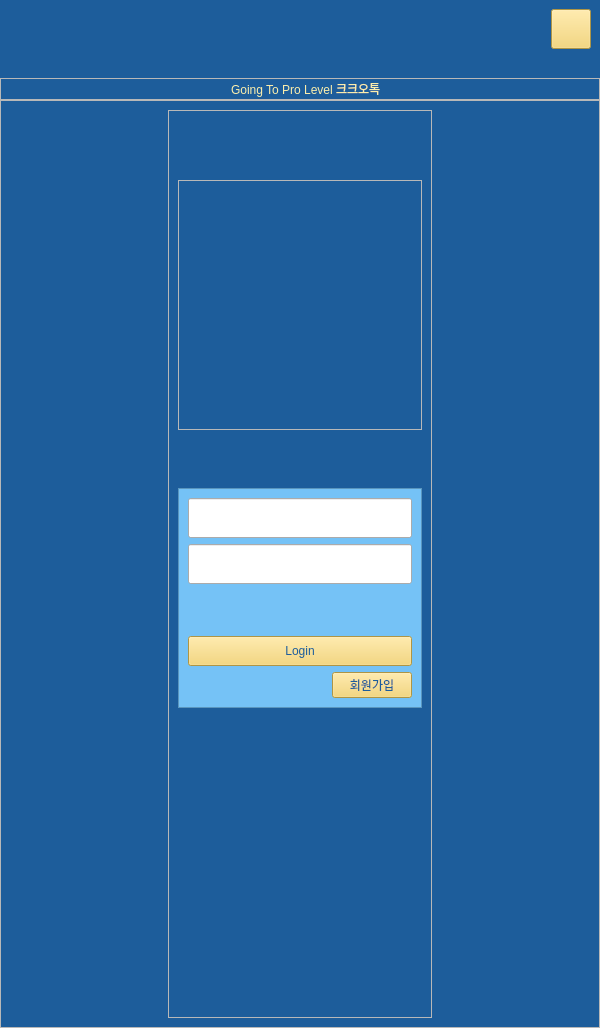
First picture: the form in Code/front/ui/page_login_ui.ui, repository lee991229/KKOTalk, before the edit.
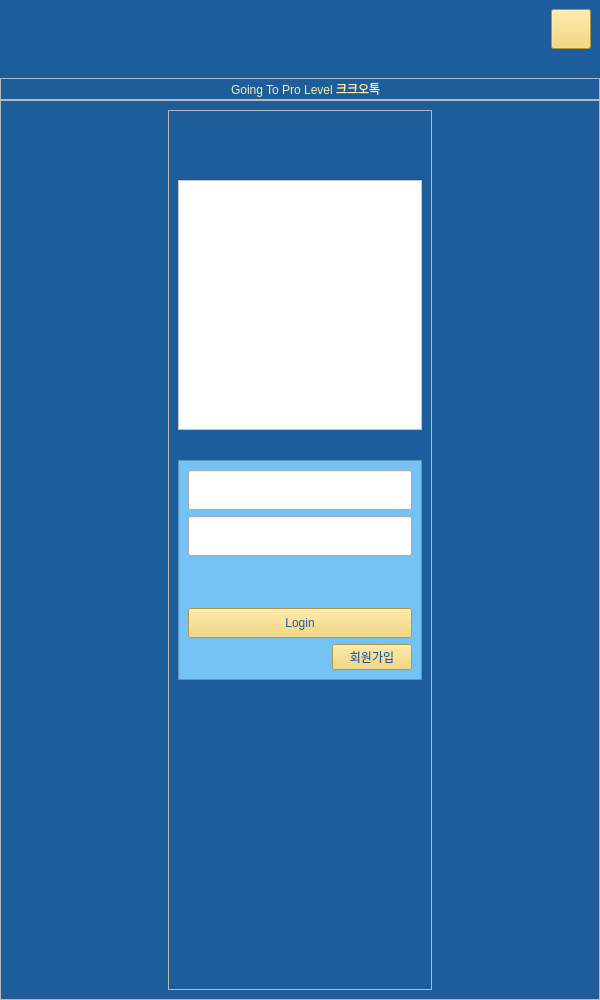
Second picture: the form after the edit. Icons and pictures are not drawn.

```diff
--- a/Code/front/ui/page_login_ui.ui
+++ b/Code/front/ui/page_login_ui.ui
@@ -7,7 +7,7 @@
     <x>0</x>
     <y>0</y>
     <width>600</width>
-    <height>1028</height>
+    <height>1000</height>
    </rect>
   </property>
   <property name="windowTitle">
@@ -18,6 +18,10 @@
 	background-color: #1D5D9B
 }
 
+#frame_5{
+	background-color: white;
+}
+
 QLabel{
 	color: #FBEEAC
 }
```
Left out of the diff: 2 changed lines with no effect on the pictures.
